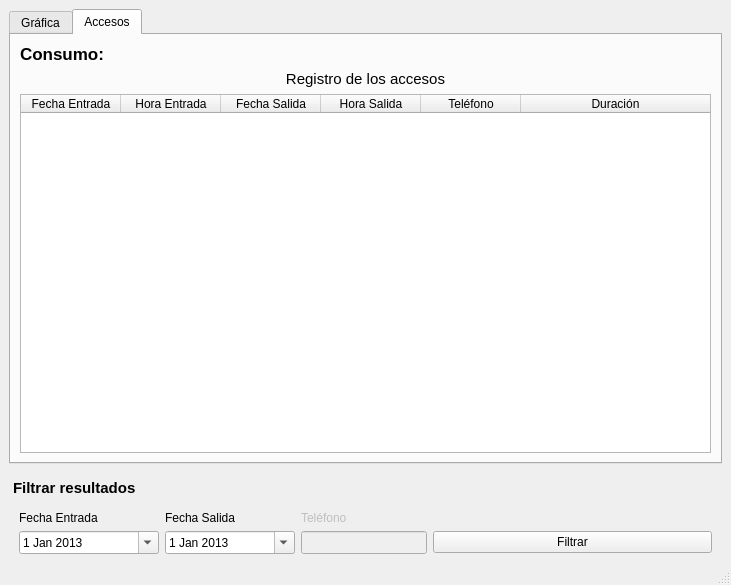
Qt form src/Visual/UI/Main.ui (JuanDaniel/AccountEnet) before a commit.
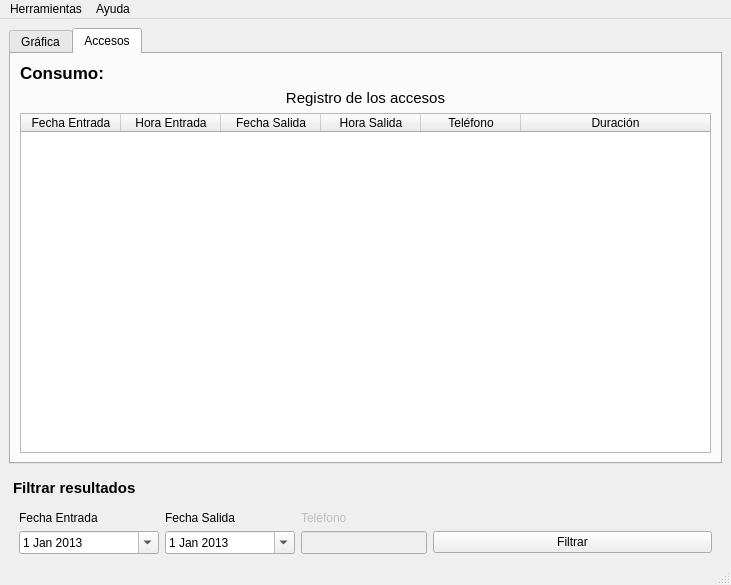
The same form after that commit. Icons and pictures are not drawn.

The edit to the form file:
```diff
--- a/src/Visual/UI/Main.ui
+++ b/src/Visual/UI/Main.ui
@@ -292,6 +292,19 @@
      <height>24</height>
     </rect>
    </property>
+   <widget class="QMenu" name="menuHerramientas">
+    <property name="title">
+     <string>Herramientas</string>
+    </property>
+    <addaction name="actionConsumo_diario"/>
+   </widget>
+   <widget class="QMenu" name="menuAyuda">
+    <property name="title">
+     <string>Ayuda</string>
+    </property>
+   </widget>
+   <addaction name="menuHerramientas"/>
+   <addaction name="menuAyuda"/>
   </widget>
   <widget class="QStatusBar" name="statusbar"/>
  </widget>
```
Left out of the diff: 19 changed lines with no effect on the pictures.
